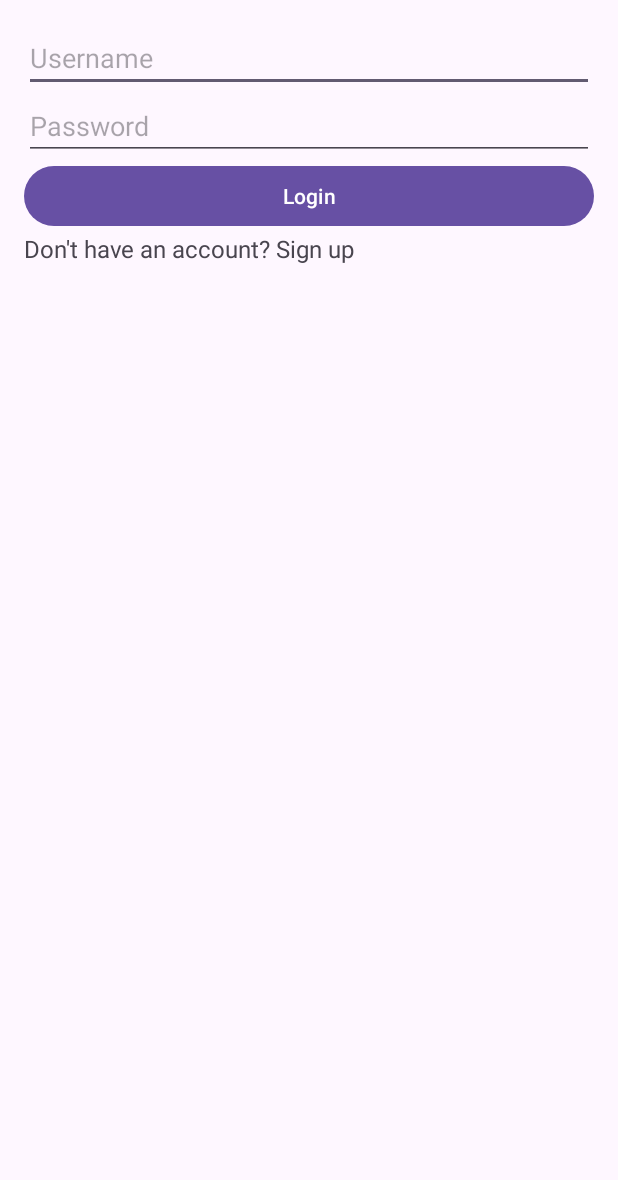
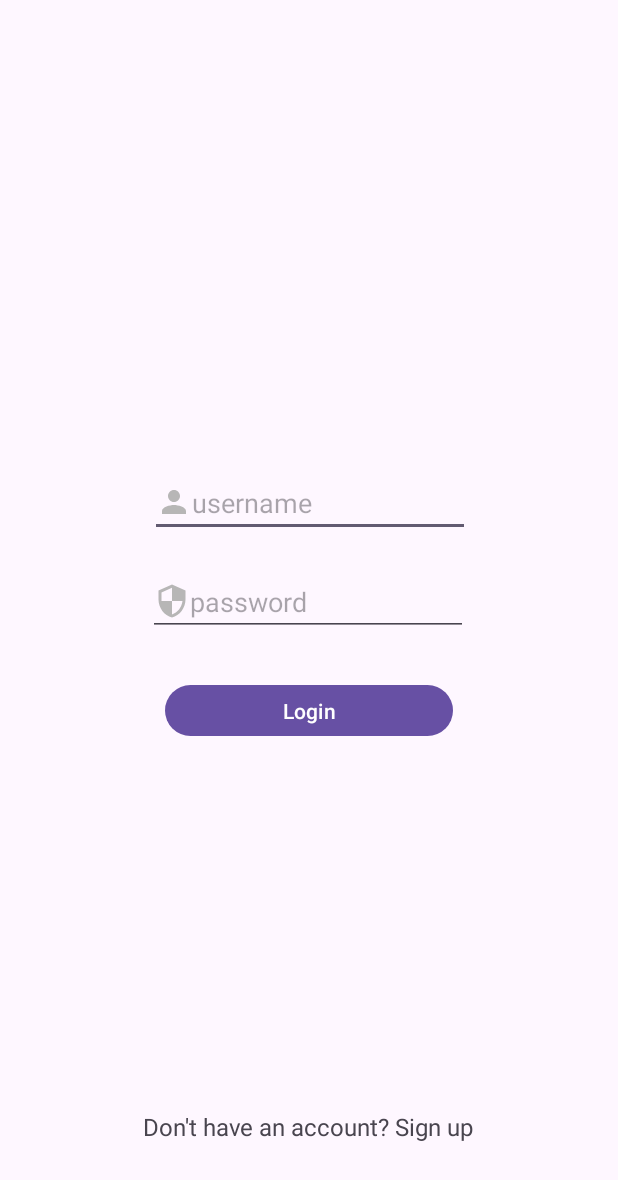
Before and after one commit to imlucifermorningstar/PlatTech, an Android app: the screen it shows after launch (MainActivity), on a phone screen of 412 x 824 dp. Shown: the top 1180 px of the screen. Run offline under Robolectric (Android 15) with nearby library versions, the phone set to English and light mode, and no system bars.

Commit message:
Adjust the constraint field for EditText

```diff
--- a/app/src/main/AndroidManifest.xml
+++ b/app/src/main/AndroidManifest.xml
@@ -12,6 +12,9 @@
         android:supportsRtl="true"
         android:theme="@style/Theme.MyApplication"
         tools:targetApi="31">
+        <activity
+            android:name=".HomePage"
+            android:exported="false" />
         <activity
             android:name=".Main_Page"
             android:exported="false" />
--- a/app/src/main/java/com/example/myapplication/MainActivity.java
+++ b/app/src/main/java/com/example/myapplication/MainActivity.java
@@ -34,9 +34,10 @@ public class MainActivity extends AppCompatActivity {
                 String password = passwordEditText.getText().toString();
                 if (username.equals("user1") && password.equals("123")) {
                     // Start main activity
-                    Intent intent = new Intent(MainActivity.this, MainActivity.class);
+                    Intent intent = new Intent(MainActivity.this, HomePage.class);
                     startActivity(intent);
                     finish();
+
                 } else {
                     // Show error message
                     Toast.makeText(MainActivity.this, "Incorrect username or password", Toast.LENGTH_SHORT).show();
--- /dev/null
+++ b/app/src/main/res/drawable/baseline_person_24.xml
@@ -0,0 +1,5 @@
+<vector android:height="24dp" android:tint="#B7B6B6"
+    android:viewportHeight="24" android:viewportWidth="24"
+    android:width="24dp" xmlns:android="http://schemas.android.com/apk/res/android">
+    <path android:fillColor="@android:color/white" android:pathData="M12,12c2.21,0 4,-1.79 4,-4s-1.79,-4 -4,-4 -4,1.79 -4,4 1.79,4 4,4zM12,14c-2.67,0 -8,1.34 -8,4v2h16v-2c0,-2.66 -5.33,-4 -8,-4z"/>
+</vector>
--- /dev/null
+++ b/app/src/main/res/drawable/baseline_security_24.xml
@@ -0,0 +1,5 @@
+<vector android:height="24dp" android:tint="#B7B6B6"
+    android:viewportHeight="24" android:viewportWidth="24"
+    android:width="24dp" xmlns:android="http://schemas.android.com/apk/res/android">
+    <path android:fillColor="@android:color/white" android:pathData="M12,1L3,5v6c0,5.55 3.84,10.74 9,12 5.16,-1.26 9,-6.45 9,-12L21,5l-9,-4zM12,11.99h7c-0.53,4.12 -3.28,7.79 -7,8.94L12,12L5,12L5,6.3l7,-3.11v8.8z"/>
+</vector>
--- a/app/src/main/res/layout/activity_main.xml
+++ b/app/src/main/res/layout/activity_main.xml
@@ -1,37 +1,70 @@
-<LinearLayout xmlns:android="http://schemas.android.com/apk/res/android"
+<?xml version="1.0" encoding="utf-8"?>
+<androidx.constraintlayout.widget.ConstraintLayout xmlns:android="http://schemas.android.com/apk/res/android"
     xmlns:app="http://schemas.android.com/apk/res-auto"
+    xmlns:tools="http://schemas.android.com/tools"
     android:layout_width="match_parent"
-    android:layout_height="match_parent"
-    android:orientation="vertical"
-    android:padding="16dp">
-
+    android:layout_height="match_parent">
 
 
     <EditText
         android:id="@+id/username_edit_text"
-        android:layout_width="match_parent"
+        android:layout_width="wrap_content"
         android:layout_height="wrap_content"
-        android:hint="Username"/>
+        android:layout_marginStart="101dp"
+        android:layout_marginTop="266dp"
+        android:layout_marginEnd="100dp"
+        android:layout_marginBottom="420dp"
+        android:ems="10"
+        android:hint="username"
+        android:drawableLeft="@drawable/baseline_person_24"
+        app:layout_constraintBottom_toBottomOf="parent"
+        app:layout_constraintEnd_toEndOf="parent"
+        app:layout_constraintStart_toStartOf="parent"
+        app:layout_constraintTop_toTopOf="parent" />
 
     <EditText
         android:id="@+id/password_edit_text"
-        android:layout_width="match_parent"
+        android:layout_width="wrap_content"
         android:layout_height="wrap_content"
-        android:hint="Password"
-        android:inputType="textPassword"/>
+        android:layout_marginStart="100dp"
+        android:layout_marginTop="332dp"
+        android:layout_marginEnd="101dp"
+        android:layout_marginBottom="353dp"
+        android:ems="10"
+        android:hint="password"
+        android:drawableLeft="@drawable/baseline_security_24"
+        android:inputType="textPassword"
+        app:layout_constraintBottom_toBottomOf="parent"
+        app:layout_constraintEnd_toEndOf="parent"
+        app:layout_constraintStart_toStartOf="parent"
+        app:layout_constraintTop_toTopOf="parent" />
 
     <Button
         android:id="@+id/login_button"
-        android:layout_width="match_parent"
-        android:layout_height="wrap_content"
-        android:text="Login"/>
+        android:layout_width="192dp"
+        android:layout_height="42dp"
+        android:layout_marginStart="109dp"
+        android:layout_marginTop="406dp"
+        android:layout_marginEnd="110dp"
+        android:layout_marginBottom="283dp"
+        android:text="Login"
+        app:layout_constraintBottom_toBottomOf="parent"
+        app:layout_constraintEnd_toEndOf="parent"
+        app:layout_constraintStart_toStartOf="parent"
+        app:layout_constraintTop_toTopOf="parent" />
 
     <TextView
         android:id="@+id/signup_link"
         android:layout_width="wrap_content"
         android:layout_height="wrap_content"
+        android:layout_marginStart="95dp"
+        android:layout_marginTop="693dp"
+        android:layout_marginEnd="96dp"
+        android:layout_marginBottom="16dp"
         android:text="Don't have an account? Sign up"
-        android:textSize="16sp"/>
-
-
-</LinearLayout>
+        android:textSize="16sp"
+        app:layout_constraintBottom_toBottomOf="parent"
+        app:layout_constraintEnd_toEndOf="parent"
+        app:layout_constraintStart_toStartOf="parent"
+        app:layout_constraintTop_toTopOf="parent" />
+</androidx.constraintlayout.widget.ConstraintLayout>
--- a/app/src/main/res/layout/activity_sign_up2.xml
+++ b/app/src/main/res/layout/activity_sign_up2.xml
@@ -18,13 +18,13 @@
             android:id="@+id/username_edit_text"
             android:layout_width="match_parent"
             android:layout_height="wrap_content"
-            android:hint="Username"/>
+            android:hint="enter username"/>
 
         <EditText
             android:id="@+id/password_edit_text"
             android:layout_width="match_parent"
             android:layout_height="wrap_content"
-            android:hint="Password"
+            android:hint="enter password"
             android:inputType="textPassword"/>
 
         <Button
--- a/build.gradle
+++ b/build.gradle
@@ -2,4 +2,6 @@
 plugins {
     id 'com.android.application' version '8.0.0' apply false
     id 'com.android.library' version '8.0.0' apply false
+
+
 }
```
Also changed, not shown: app/src/main/java/com/example/myapplication/HomePage.java (added, +30 -0 lines), app/src/main/res/layout/activity_home_page.xml (added, +27 -0 lines).
